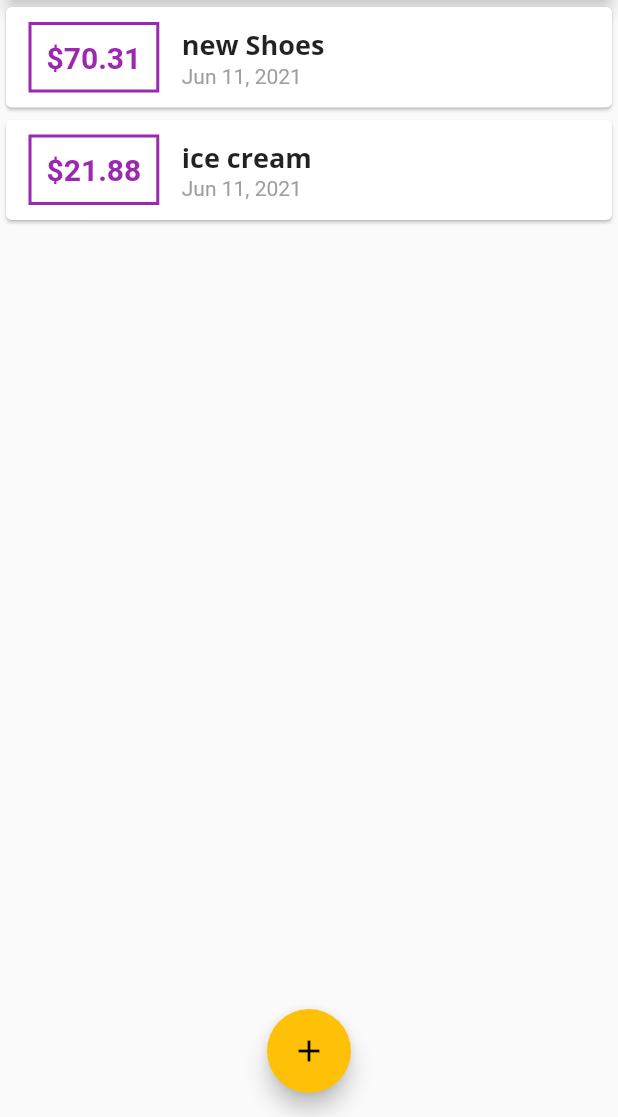
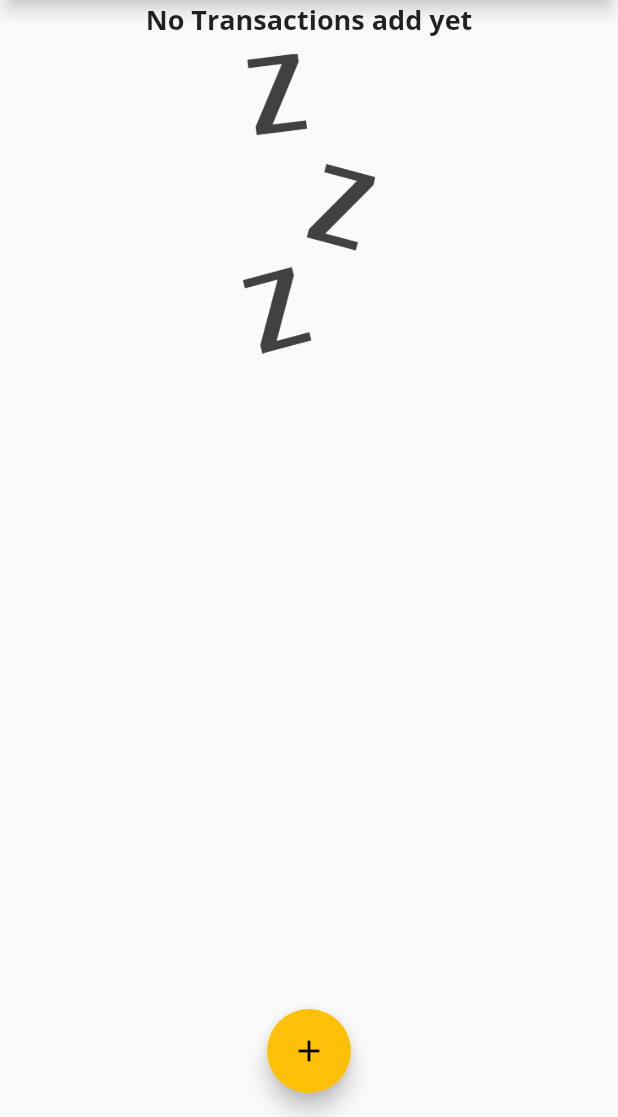
Before and after one commit to jamil-qn/expense-planner-flutter-app, a Flutter app: the screen it shows after launch, on a phone screen of 412 x 824 dp, the part 119-1236 px from its top. Run offline on Flutter 3.47's test engine with Material 2 defaults, Android fonts, the phone set to English and light mode, and no system bars.

```diff
--- a/lib/main.dart
+++ b/lib/main.dart
@@ -41,10 +41,10 @@ class MyHomePage extends StatefulWidget {
 
 class _MyHomePageState extends State<MyHomePage> {
   final List<Transaction> _usertransactions = [
-    Transaction(
-        id: 't1', title: 'new Shoes', amount: 70.31, date: DateTime.now()),
-    Transaction(
-        id: 't2', title: 'ice cream', amount: 21.876, date: DateTime.now()),
+    // Transaction(
+    //     id: 't1', title: 'new Shoes', amount: 70.31, date: DateTime.now()),
+    // Transaction(
+    //     id: 't2', title: 'ice cream', amount: 21.876, date: DateTime.now()),
   ];
 
   void _addNewTransaction(String txTitle, double txAmount) {
--- a/lib/widgets/transaction_list.dart
+++ b/lib/widgets/transaction_list.dart
@@ -10,23 +10,42 @@ class TransactionList extends StatelessWidget {
   Widget build(BuildContext context) {
     return Container(
       height: 300,
-      child: ListView.builder(
+      child: transactions.isEmpty
+          ? Column(
+              children: [
+                Text(
+                  'No Transactions add yet',
+                  style: Theme.of(context).textTheme.title,
+                ),
+                SizedBox(
+                  height: 10,
+                ),
+                Container(
+                    height: 200,
+                    child: Image.asset('assets/images/waiting.png',
+                        fit: BoxFit.cover))
+              ],
+            )
+          : ListView.builder(
               itemBuilder: (context, index) {
                 return Card(
                   child: Row(
                     children: [
                       Container(
-                    margin: EdgeInsets.symmetric(vertical: 10, horizontal: 15),
+                          margin: EdgeInsets.symmetric(
+                              vertical: 10, horizontal: 15),
                           decoration: BoxDecoration(
                               border: Border.all(
-                            color: Theme.of(context).primaryColor, width: 2)),
+                                  color: Theme.of(context).primaryColor,
+                                  width: 2)),
                           padding: EdgeInsets.all(10),
                           child: Text(
                             '\$${transactions[index].amount.toStringAsFixed(2)}',
                             style: TextStyle(
                                 fontWeight: FontWeight.bold,
                                 fontSize: 20,
-                          color: Theme.of(context).primaryColor), //use custom theme color
+                                color: Theme.of(context)
+                                    .primaryColor), //use custom theme color
                           )),
                       Column(
                         crossAxisAlignment: CrossAxisAlignment.start,
--- a/pubspec.yaml
+++ b/pubspec.yaml
@@ -46,8 +46,8 @@ flutter:
   uses-material-design: true
 
   # To add assets to your application, add an assets section, like this:
-  # assets:
-  #   - images/a_dot_burr.jpeg
+  assets:
+    - assets/images/waiting.png
   #   - images/a_dot_ham.jpeg
 
   # An image asset can refer to one or more resolution-specific "variants", see
```
Also changed, not shown: assets/images/waiting.png (added). Lines whose indentation alone changed are shown as unchanged.
